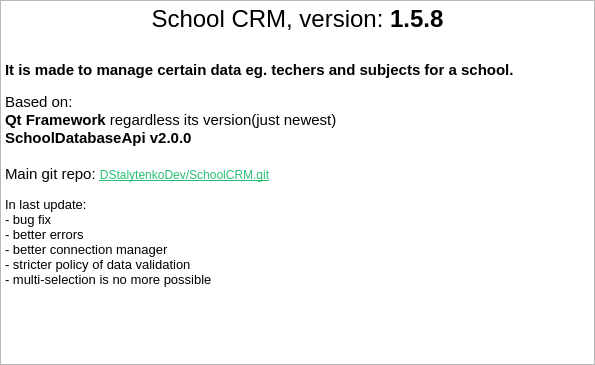
Qt form Menu/AboutDialog.ui (DStalytenkoDev/SchoolCRM) before a commit.
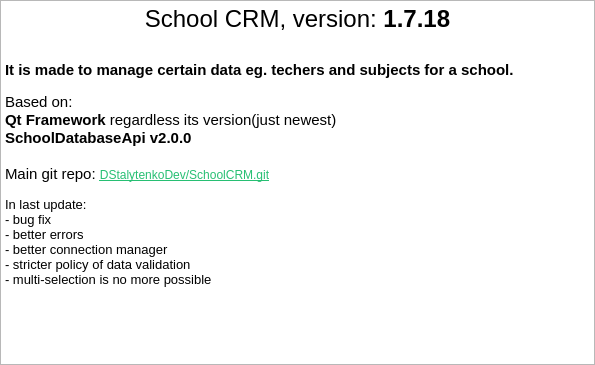
The same form after that commit.

The edit to the form file:
```diff
--- a/Menu/AboutDialog.ui
+++ b/Menu/AboutDialog.ui
@@ -51,7 +51,7 @@
 li.unchecked::marker { content: &quot;\2610&quot;; }
 li.checked::marker { content: &quot;\2612&quot;; }
 &lt;/style&gt;&lt;/head&gt;&lt;body style=&quot; font-family:'Segoe UI'; font-size:9pt; font-weight:400; font-style:normal;&quot;&gt;
-&lt;p align=&quot;center&quot; style=&quot; margin-top:0px; margin-bottom:0px; margin-left:0px; margin-right:0px; -qt-block-indent:0; text-indent:0px;&quot;&gt;&lt;span style=&quot; font-size:18pt;&quot;&gt;School CRM, version: &lt;/span&gt;&lt;span style=&quot; font-size:18pt; font-weight:700;&quot;&gt;1.5.8&lt;/span&gt;&lt;/p&gt;
+&lt;p align=&quot;center&quot; style=&quot; margin-top:0px; margin-bottom:0px; margin-left:0px; margin-right:0px; -qt-block-indent:0; text-indent:0px;&quot;&gt;&lt;span style=&quot; font-size:18pt;&quot;&gt;School CRM, version: &lt;/span&gt;&lt;span style=&quot; font-size:18pt; font-weight:700;&quot;&gt;1.7.18&lt;/span&gt;&lt;/p&gt;
 &lt;p align=&quot;center&quot; style=&quot;-qt-paragraph-type:empty; margin-top:0px; margin-bottom:0px; margin-left:0px; margin-right:0px; -qt-block-indent:0; text-indent:0px; font-size:18pt; font-weight:700;&quot;&gt;&lt;br /&gt;&lt;/p&gt;
 &lt;p style=&quot; margin-top:0px; margin-bottom:0px; margin-left:0px; margin-right:0px; -qt-block-indent:0; text-indent:0px;&quot;&gt;&lt;span style=&quot; font-size:11pt; font-weight:700;&quot;&gt;It is made to manage certain data eg. techers and subjects for a school.&lt;/span&gt;&lt;/p&gt;
 &lt;p style=&quot;-qt-paragraph-type:empty; margin-top:0px; margin-bottom:0px; margin-left:0px; margin-right:0px; -qt-block-indent:0; text-indent:0px;&quot;&gt;&lt;br /&gt;&lt;/p&gt;
```
